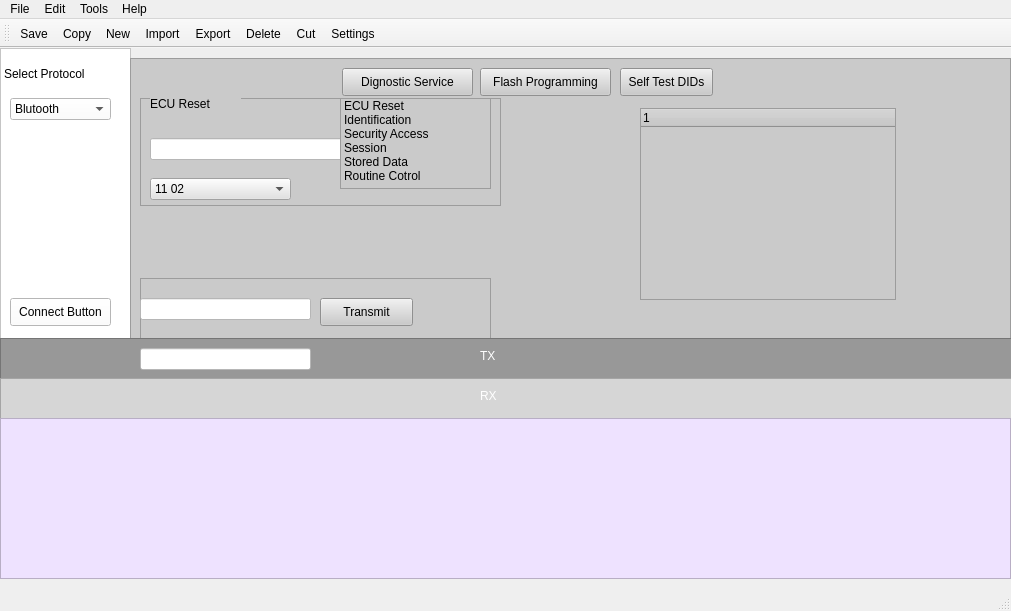
This is software/Heading.ui in Ambarish8969/PyQt5_Designs as Qt 5 draws it before an edit. The edited form follows.
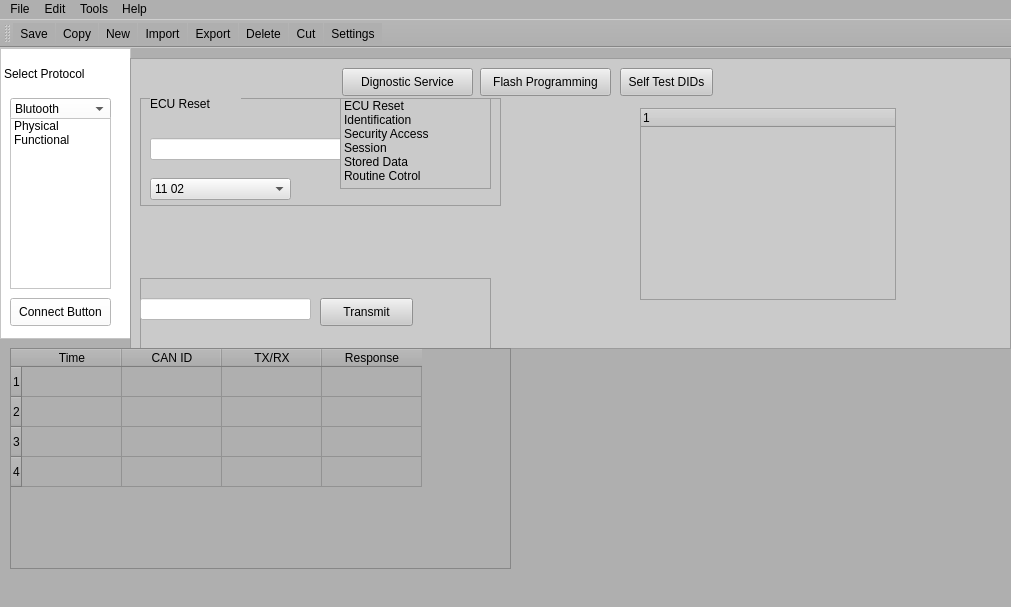
This is the edited form. Icons and pictures are not drawn.

Patch:
```diff
--- a/software/Heading.ui
+++ b/software/Heading.ui
@@ -7,12 +7,15 @@
     <x>0</x>
     <y>0</y>
     <width>1011</width>
-    <height>611</height>
+    <height>607</height>
    </rect>
   </property>
   <property name="windowTitle">
    <string>ATSSL</string>
   </property>
+  <property name="styleSheet">
+   <string notr="true">background-color: rgb(175, 175, 175);</string>
+  </property>
   <property name="animated">
    <bool>true</bool>
   </property>
@@ -92,6 +95,26 @@
       </property>
      </item>
     </widget>
+    <widget class="QListWidget" name="listWidget_2">
+     <property name="geometry">
+      <rect>
+       <x>10</x>
+       <y>70</y>
+       <width>101</width>
+       <height>171</height>
+      </rect>
+     </property>
+     <item>
+      <property name="text">
+       <string>Physical</string>
+      </property>
+     </item>
+     <item>
+      <property name="text">
+       <string>Functional</string>
+      </property>
+     </item>
+    </widget>
    </widget>
    <widget class="QFrame" name="frame_2">
     <property name="geometry">
@@ -329,109 +352,55 @@
      </column>
     </widget>
    </widget>
-   <widget class="QFrame" name="frame_3">
+   <widget class="QTableWidget" name="tableWidget">
     <property name="geometry">
      <rect>
-      <x>0</x>
-      <y>290</y>
-      <width>1021</width>
-      <height>41</height>
+      <x>10</x>
+      <y>300</y>
+      <width>501</width>
+      <height>221</height>
      </rect>
     </property>
-    <property name="styleSheet">
-     <string notr="true">background-color: rgb(152, 152, 152);
-border-color: rgb(0, 0, 0);</string>
-    </property>
-    <property name="frameShape">
-     <enum>QFrame::StyledPanel</enum>
-    </property>
-    <property name="frameShadow">
-     <enum>QFrame::Raised</enum>
-    </property>
-    <widget class="QLabel" name="label_2">
-     <property name="geometry">
-      <rect>
-       <x>480</x>
-       <y>10</y>
-       <width>55</width>
-       <height>16</height>
-      </rect>
+    <row>
+     <property name="text">
+      <string>1</string>
      </property>
-     <property name="styleSheet">
-      <string notr="true">color: rgb(255, 255, 255);</string>
+    </row>
+    <row>
+     <property name="text">
+      <string>2</string>
      </property>
+    </row>
+    <row>
      <property name="text">
-      <string>TX</string>
+      <string>3</string>
      </property>
-    </widget>
-    <widget class="QLineEdit" name="lineEdit_3">
-     <property name="geometry">
-      <rect>
-       <x>140</x>
-       <y>10</y>
-       <width>171</width>
-       <height>22</height>
-      </rect>
+    </row>
+    <row>
+     <property name="text">
+      <string>4</string>
      </property>
-     <property name="styleSheet">
-      <string notr="true">background-color: rgb(255, 255, 255);</string>
+    </row>
+    <column>
+     <property name="text">
+      <string>Time</string>
      </property>
-    </widget>
-   </widget>
-   <widget class="QFrame" name="frame_4">
-    <property name="geometry">
-     <rect>
-      <x>0</x>
-      <y>330</y>
-      <width>1031</width>
-      <height>41</height>
-     </rect>
-    </property>
-    <property name="styleSheet">
-     <string notr="true">border-color: rgb(0, 0, 0);
-background-color: rgb(214, 214, 214);</string>
-    </property>
-    <property name="frameShape">
-     <enum>QFrame::StyledPanel</enum>
-    </property>
-    <property name="frameShadow">
-     <enum>QFrame::Raised</enum>
-    </property>
-    <widget class="QLabel" name="label_3">
-     <property name="geometry">
-      <rect>
-       <x>480</x>
-       <y>10</y>
-       <width>55</width>
-       <height>16</height>
-      </rect>
+    </column>
+    <column>
+     <property name="text">
+      <string>CAN ID</string>
      </property>
-     <property name="styleSheet">
-      <string notr="true">color: rgb(255, 255, 255);</string>
+    </column>
+    <column>
+     <property name="text">
+      <string>TX/RX</string>
      </property>
+    </column>
+    <column>
      <property name="text">
-      <string>RX</string>
+      <string>Response</string>
      </property>
-    </widget>
-   </widget>
-   <widget class="QFrame" name="frame_5">
-    <property name="geometry">
-     <rect>
-      <x>0</x>
-      <y>370</y>
-      <width>1011</width>
-      <height>161</height>
-     </rect>
-    </property>
-    <property name="styleSheet">
-     <string notr="true">background-color: rgb(238, 226, 255);</string>
-    </property>
-    <property name="frameShape">
-     <enum>QFrame::StyledPanel</enum>
-    </property>
-    <property name="frameShadow">
-     <enum>QFrame::Raised</enum>
-    </property>
+    </column>
    </widget>
   </widget>
   <widget class="QMenuBar" name="menubar">
```
